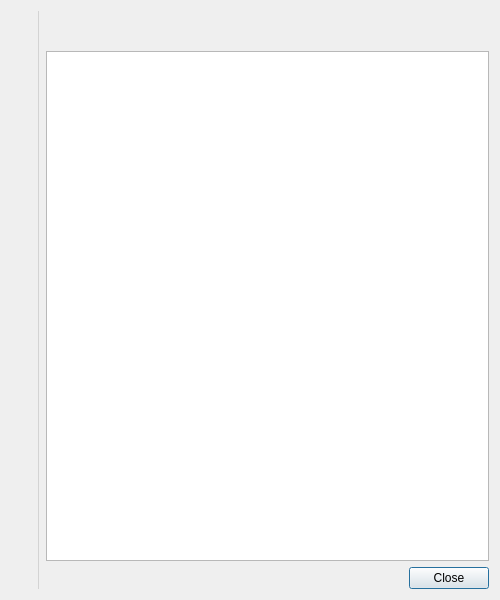
strawberrymusicplayer/strawberry, file src/dialogs/about.ui: the form before one commit.
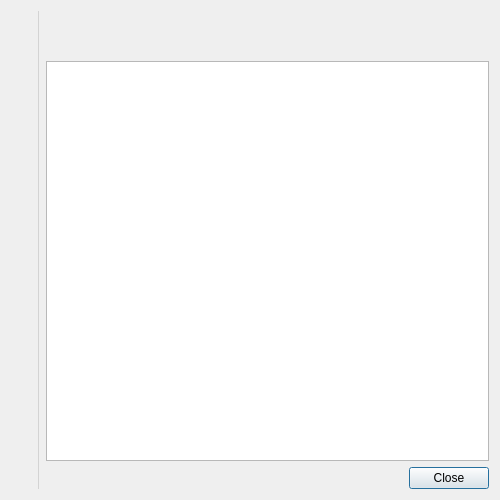
The form after the commit. Icons and pictures are not drawn.

Commit message: Update about dialog

The edit to the form file:
```diff
--- a/src/dialogs/about.ui
+++ b/src/dialogs/about.ui
@@ -7,13 +7,19 @@
     <x>0</x>
     <y>0</y>
     <width>500</width>
-    <height>600</height>
+    <height>500</height>
    </rect>
   </property>
+  <property name="minimumSize">
+   <size>
+    <width>500</width>
+    <height>0</height>
+   </size>
+  </property>
   <property name="maximumSize">
    <size>
-    <width>600</width>
-    <height>700</height>
+    <width>500</width>
+    <height>16777215</height>
    </size>
   </property>
   <property name="focusPolicy">
@@ -118,13 +124,29 @@
          </property>
         </widget>
        </item>
+       <item>
+        <spacer name="spacer_middle">
+         <property name="orientation">
+          <enum>Qt::Vertical</enum>
+         </property>
+         <property name="sizeType">
+          <enum>QSizePolicy::Fixed</enum>
+         </property>
+         <property name="sizeHint" stdset="0">
+          <size>
+           <width>20</width>
+           <height>10</height>
+          </size>
+         </property>
+        </spacer>
+       </item>
        <item>
         <widget class="QTextBrowser" name="text_contributors">
-         <property name="sizePolicy">
-          <sizepolicy hsizetype="MinimumExpanding" vsizetype="MinimumExpanding">
-           <horstretch>0</horstretch>
-           <verstretch>0</verstretch>
-          </sizepolicy>
+         <property name="minimumSize">
+          <size>
+           <width>0</width>
+           <height>200</height>
+          </size>
          </property>
          <property name="openExternalLinks">
           <bool>true</bool>
```
The commit also changes 2 other files.
